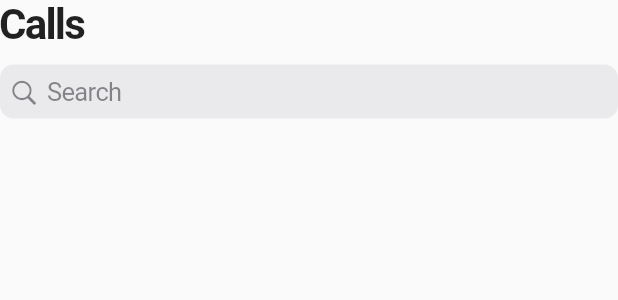
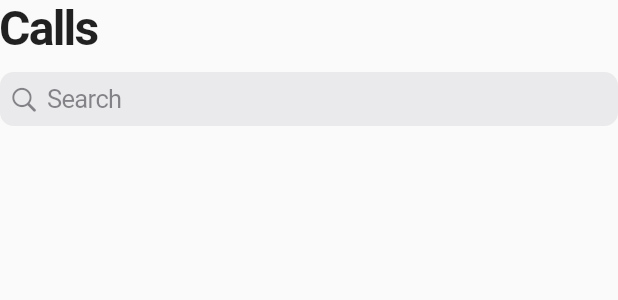
Before and after one commit to kartikbhargava11/whatsapp_clone, a Flutter app: the _SearchBar widget shown alone on an empty page, opened directly, on a phone screen of 412 x 824 dp. Shown: the top 300 px of the screen. Run offline on Flutter 3.47's test engine with Material 2 defaults, Android fonts, the phone set to English and light mode, and no system bars; network calls fail.

Commit message:
inc font size

```diff
--- a/lib/pages/status_screen_ios.dart
+++ b/lib/pages/status_screen_ios.dart
@@ -176,7 +176,7 @@ class _StatusScreenIosState extends State<StatusScreenIos> {
                   Text(
                     "Status",
                     style: TextStyle(
-                      fontSize: 28.0,
+                      fontSize: 32.0,
                       fontWeight: FontWeight.bold,
                       letterSpacing: -1.2,
                     )
--- a/lib/widgets/calls_list.dart
+++ b/lib/widgets/calls_list.dart
@@ -181,7 +181,7 @@ class _SearchBar extends StatelessWidget {
         Text(
           "Calls",
           style: TextStyle(
-            fontSize: 28.0,
+            fontSize: 32.0,
             fontWeight: FontWeight.bold,
             letterSpacing: -1.2,
           )
--- a/lib/widgets/chat_list.dart
+++ b/lib/widgets/chat_list.dart
@@ -184,7 +184,7 @@ class _SearchBar extends StatelessWidget {
         const Text(
           "Chats",
           style: TextStyle(
-            fontSize: 28.0,
+            fontSize: 32.0,
             fontWeight: FontWeight.bold,
             letterSpacing: -1.2,
           )
```
